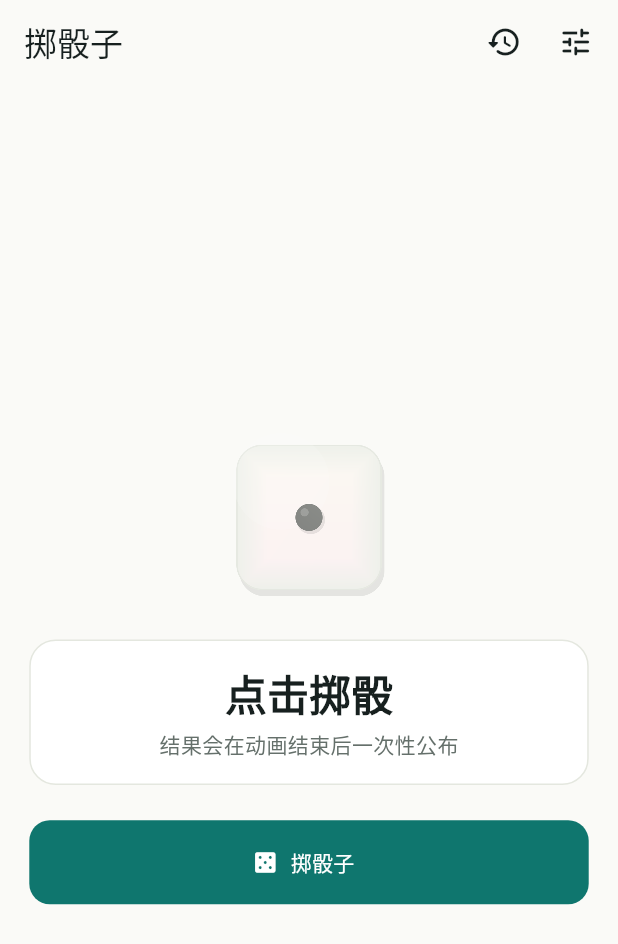
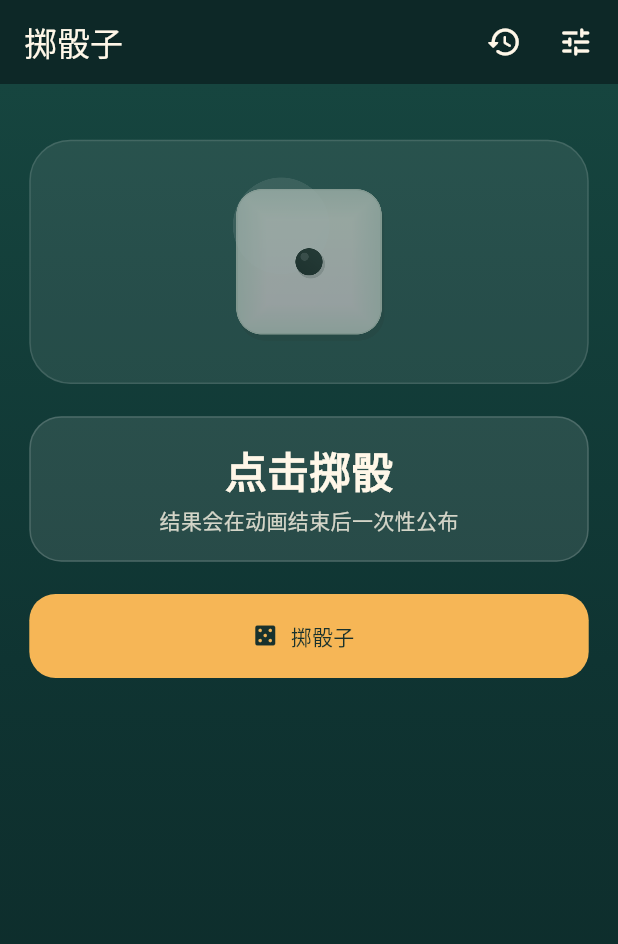
Before and after one commit to tomas878787/dice_roller, a Flutter app: the screen it shows after launch, on a phone screen of 412 x 824 dp. Shown: the top 944 px of the screen. Run offline on Flutter 3.47's test engine with Material 3 defaults, Android fonts, the phone set to English and light mode, and no system bars; our stand-ins replace audioplayers, flutter_screenutil, go_router, signals_flutter.

Commit message:
初始化

```diff
--- a/lib/app.dart
+++ b/lib/app.dart
@@ -28,24 +28,29 @@ class DiceRollerApp extends StatelessWidget {
           routerConfig: router,
           theme: ThemeData(
             useMaterial3: true,
+            brightness: Brightness.dark,
             colorScheme: ColorScheme.fromSeed(
-              seedColor: const Color(0xFF0F766E),
-              primary: const Color(0xFF0F766E),
-              secondary: const Color(0xFFD97706),
-              surface: const Color(0xFFFAFAF7),
+              brightness: Brightness.dark,
+              seedColor: const Color(0xFF0D2827),
+              primary: const Color(0xFFF6B656),
+              secondary: const Color(0xFFFFD891),
+              surface: const Color(0xFF123431),
+              surfaceContainerHighest: const Color(0xFF1B4842),
             ),
-            scaffoldBackgroundColor: const Color(0xFFFAFAF7),
+            scaffoldBackgroundColor: const Color(0xFF0D2827),
             appBarTheme: const AppBarTheme(
               centerTitle: false,
-              backgroundColor: Color(0xFFFAFAF7),
-              foregroundColor: Color(0xFF17201F),
+              backgroundColor: Color(0xFF0D2827),
+              foregroundColor: Color(0xFFFFF7E8),
               elevation: 0,
             ),
             filledButtonTheme: FilledButtonThemeData(
               style: FilledButton.styleFrom(
+                backgroundColor: const Color(0xFFF6B656),
+                foregroundColor: const Color(0xFF18312D),
                 minimumSize: const Size.fromHeight(56),
                 shape: RoundedRectangleBorder(
-                  borderRadius: BorderRadius.circular(14.r),
+                  borderRadius: BorderRadius.circular(18.r),
                 ),
               ),
             ),
--- a/lib/screens/dice_screen.dart
+++ b/lib/screens/dice_screen.dart
@@ -118,7 +118,19 @@ class _DiceScreenState extends State<DiceScreen>
               SizedBox(width: 4.w),
             ],
           ),
-          body: SafeArea(
+          body: DecoratedBox(
+            decoration: const BoxDecoration(
+              gradient: LinearGradient(
+                begin: Alignment.topCenter,
+                end: Alignment.bottomCenter,
+                colors: [
+                  Color(0xFF16453F),
+                  Color(0xFF0F3432),
+                  Color(0xFF0D2827),
+                ],
+              ),
+            ),
+            child: SafeArea(
               child: LayoutBuilder(
                 builder: (context, constraints) {
                   return SingleChildScrollView(
@@ -127,14 +139,16 @@ class _DiceScreenState extends State<DiceScreen>
                       constraints: BoxConstraints(
                         minHeight: constraints.maxHeight - 32.r,
                       ),
-                    child: Center(
+                      child: Align(
+                        alignment: Alignment.topCenter,
                         child: ConstrainedBox(
                           constraints: const BoxConstraints(maxWidth: 560),
                           child: Column(
                             crossAxisAlignment: CrossAxisAlignment.stretch,
                             children: [
-                            SizedBox(height: 22.r),
-                            AnimatedBuilder(
+                              SizedBox(height: 28.r),
+                              _DiceTablePanel(
+                                child: AnimatedBuilder(
                                   animation: _curve,
                                   builder: (context, child) {
                                     return DiceBoard(
@@ -145,9 +159,10 @@ class _DiceScreenState extends State<DiceScreen>
                                     );
                                   },
                                 ),
-                            SizedBox(height: 24.r),
+                              ),
+                              SizedBox(height: 22.r),
                               _ResultPanel(store: store),
-                            SizedBox(height: 24.r),
+                              SizedBox(height: 22.r),
                               FilledButton.icon(
                                 onPressed: isRolling ? null : _roll,
                                 icon: Icon(
@@ -166,8 +181,30 @@ class _DiceScreenState extends State<DiceScreen>
                 },
               ),
             ),
+          ),
         );
       },
+    );
+  }
+}
+
+class _DiceTablePanel extends StatelessWidget {
+  const _DiceTablePanel({required this.child});
+
+  final Widget child;
+
+  @override
+  Widget build(BuildContext context) {
+    return DecoratedBox(
+      decoration: BoxDecoration(
+        color: Colors.white.withValues(alpha: 0.08),
+        borderRadius: BorderRadius.circular(28.r),
+        border: Border.all(color: Colors.white.withValues(alpha: 0.12)),
+      ),
+      child: Padding(
+        padding: EdgeInsets.symmetric(horizontal: 18.r, vertical: 24.r),
+        child: child,
+      ),
     );
   }
 }
@@ -187,9 +224,9 @@ class _ResultPanel extends StatelessWidget {
       label: hasResult ? '合计 ${store.total.value}' : '点击掷骰',
       child: DecoratedBox(
         decoration: BoxDecoration(
-          color: Colors.white,
-          borderRadius: BorderRadius.circular(18.r),
-          border: Border.all(color: const Color(0xFFE4E7DF)),
+          color: Colors.white.withValues(alpha: 0.1),
+          borderRadius: BorderRadius.circular(22.r),
+          border: Border.all(color: Colors.white.withValues(alpha: 0.16)),
         ),
         child: Padding(
           padding: EdgeInsets.symmetric(horizontal: 18.r, vertical: 18.r),
@@ -199,7 +236,7 @@ class _ResultPanel extends StatelessWidget {
                 hasResult ? '合计 ${store.total.value}' : '点击掷骰',
                 style: theme.textTheme.headlineMedium?.copyWith(
                   fontWeight: FontWeight.w800,
-                  color: const Color(0xFF17201F),
+                  color: const Color(0xFFFFF7E8),
                 ),
               ),
               SizedBox(height: 6.r),
@@ -208,7 +245,7 @@ class _ResultPanel extends StatelessWidget {
                     ? '点数：${store.currentValues.value.join('、')}'
                     : '结果会在动画结束后一次性公布',
                 style: theme.textTheme.bodyMedium?.copyWith(
-                  color: const Color(0xFF65706B),
+                  color: const Color(0xCCFFF7E8),
                 ),
               ),
             ],
--- a/lib/screens/history_screen.dart
+++ b/lib/screens/history_screen.dart
@@ -85,9 +85,11 @@ class _HistoryTile extends StatelessWidget {
 
     return DecoratedBox(
       decoration: BoxDecoration(
-        color: Colors.white,
+        color: Theme.of(
+          context,
+        ).colorScheme.surfaceContainerHighest.withValues(alpha: 0.72),
         borderRadius: BorderRadius.circular(14.r),
-        border: Border.all(color: const Color(0xFFE4E7DF)),
+        border: Border.all(color: Colors.white.withValues(alpha: 0.1)),
       ),
       child: Padding(
         padding: EdgeInsets.all(14.r),
--- a/lib/screens/settings_screen.dart
+++ b/lib/screens/settings_screen.dart
@@ -175,9 +175,11 @@ class _Panel extends StatelessWidget {
       opacity: enabled ? 1 : 0.58,
       child: DecoratedBox(
         decoration: BoxDecoration(
-          color: Colors.white,
+          color: Theme.of(
+            context,
+          ).colorScheme.surfaceContainerHighest.withValues(alpha: 0.72),
           borderRadius: BorderRadius.circular(16.r),
-          border: Border.all(color: const Color(0xFFE4E7DF)),
+          border: Border.all(color: Colors.white.withValues(alpha: 0.1)),
         ),
         child: Padding(padding: EdgeInsets.all(16.r), child: child),
       ),
```
Also changed, not shown: 2 other files. Lines whose indentation alone changed are shown as unchanged.
